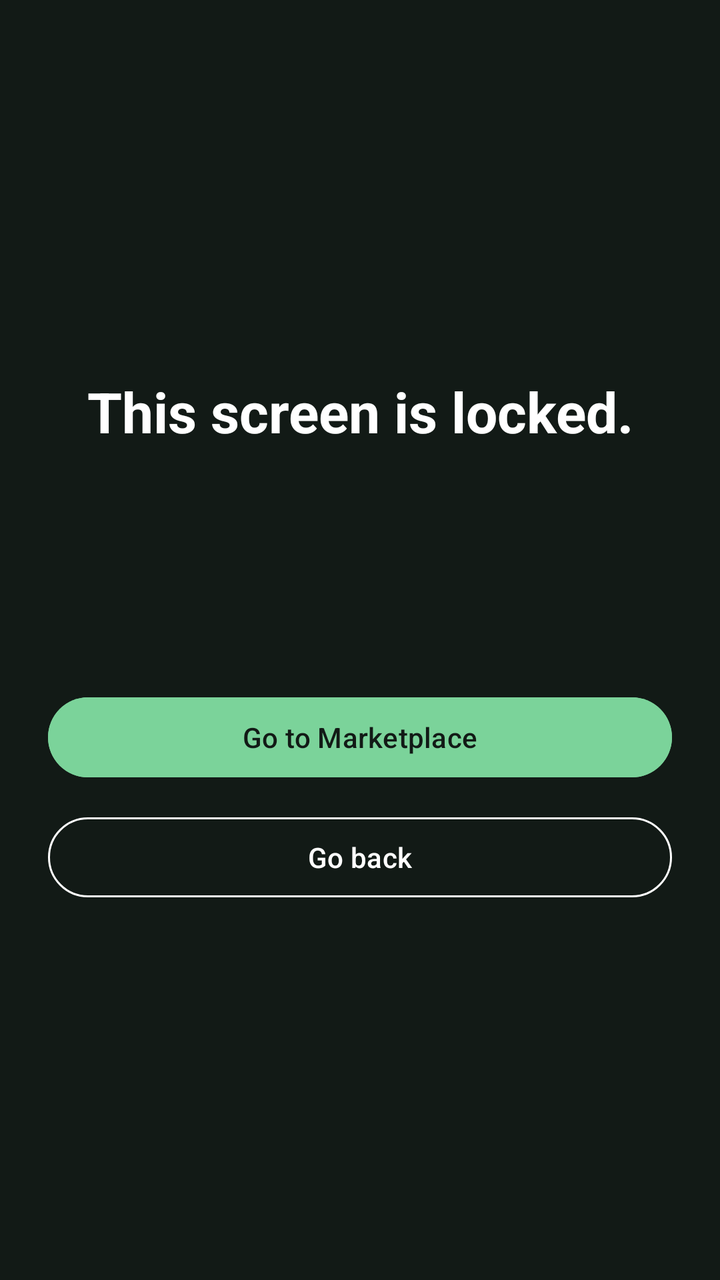
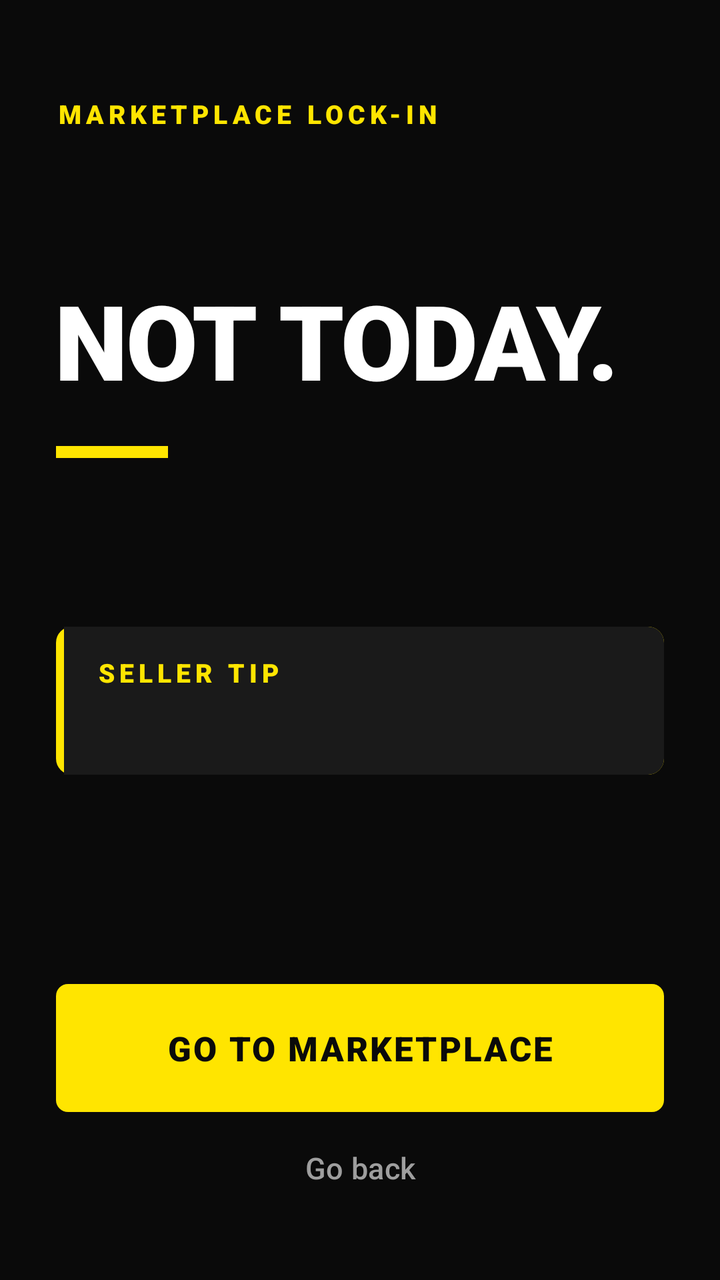

Before-and-after screenshots of an Android layout around one commit, followed by the original layout XML and the change that was made.
<!-- AndroidManifest.xml: application theme Theme.LockIn -->
<!-- res/layout/block_overlay.xml -->
<?xml version="1.0" encoding="utf-8"?>
<LinearLayout xmlns:android="http://schemas.android.com/apk/res/android"
    xmlns:app="http://schemas.android.com/apk/res-auto"
    android:layout_width="match_parent"
    android:layout_height="match_parent"
    android:background="@color/overlay_background"
    android:gravity="center"
    android:orientation="vertical"
    android:padding="@dimen/overlay_padding">

    <TextView
        android:layout_width="match_parent"
        android:layout_height="wrap_content"
        android:gravity="center"
        android:text="@string/overlay_title"
        android:textColor="@color/overlay_text"
        android:textSize="@dimen/overlay_title_size"
        android:textStyle="bold" />

    <TextView
        android:id="@+id/quote_text"
        android:layout_width="match_parent"
        android:layout_height="wrap_content"
        android:layout_marginTop="24dp"
        android:gravity="center"
        android:textColor="@color/overlay_quote"
        android:textSize="@dimen/overlay_quote_size" />

    <TextView
        android:id="@+id/tip_text"
        android:layout_width="match_parent"
        android:layout_height="wrap_content"
        android:layout_marginTop="16dp"
        android:gravity="center"
        android:textColor="@color/overlay_text" />

    <com.google.android.material.button.MaterialButton
        android:id="@+id/go_marketplace"
        android:layout_width="match_parent"
        android:layout_height="wrap_content"
        android:layout_marginTop="32dp"
        android:backgroundTint="@color/overlay_accent"
        android:text="@string/overlay_go_marketplace"
        android:textColor="@color/overlay_background" />

    <com.google.android.material.button.MaterialButton
        android:id="@+id/go_back"
        style="@style/Widget.Material3.Button.OutlinedButton"
        android:layout_width="match_parent"
        android:layout_height="wrap_content"
        android:layout_marginTop="12dp"
        android:text="@string/overlay_go_back"
        android:textColor="@color/overlay_text"
        app:strokeColor="@color/overlay_text" />
</LinearLayout>
<!-- resources referenced by this layout -->
<resources>
  <color name="overlay_accent">#FF7BD39A</color>
  <color name="overlay_background">#FF121A16</color>
  <color name="overlay_quote">#FFB8F0CC</color>
  <color name="overlay_text">#FFFFFFFF</color>
  <dimen name="overlay_padding">24dp</dimen>
  <dimen name="overlay_quote_size">22sp</dimen>
  <dimen name="overlay_title_size">28sp</dimen>
  <string name="overlay_title">This screen is locked.</string>
  <style name="Theme.LockIn" parent="Theme.Material3.Light.NoActionBar">
          <item name="colorPrimary">@color/brand_primary</item>
          <item name="colorOnPrimary">@color/overlay_text</item>
      </style>
  <color name="brand_primary">#FF1B6B3A</color>
  <!-- unchanged entries left out for length: 2 -->
</resources>

<!-- the commit's change to res/layout/block_overlay.xml (unified diff, before → after) -->
@@ -1,55 +1,112 @@
 <?xml version="1.0" encoding="utf-8"?>
 <LinearLayout xmlns:android="http://schemas.android.com/apk/res/android"
-    xmlns:app="http://schemas.android.com/apk/res-auto"
     android:layout_width="match_parent"
     android:layout_height="match_parent"
-    android:background="@color/overlay_background"
-    android:gravity="center"
+    android:background="@color/ink"
     android:orientation="vertical"
-    android:padding="@dimen/overlay_padding">
+    android:paddingStart="@dimen/overlay_padding"
+    android:paddingTop="48dp"
+    android:paddingEnd="@dimen/overlay_padding"
+    android:paddingBottom="32dp">
 
     <TextView
+        style="@style/LockIn.Label"
+        android:layout_width="wrap_content"
+        android:layout_height="wrap_content"
+        android:text="@string/app_label_caps" />
+
+    
+    <Space
+        android:layout_width="match_parent"
+        android:layout_height="0dp"
+        android:layout_weight="1" />
+
+    <LinearLayout
+        android:id="@+id/message_block"
         android:layout_width="match_parent"
         android:layout_height="wrap_content"
-        android:gravity="center"
-        android:text="@string/overlay_title"
-        android:textColor="@color/overlay_text"
-        android:textSize="@dimen/overlay_title_size"
-        android:textStyle="bold" />
+        android:orientation="vertical">
+
+        <TextView
+            android:id="@+id/headline_text"
+            style="@style/LockIn.Headline"
+            android:layout_width="match_parent"
+            android:layout_height="wrap_content"
+            android:text="@string/overlay_title" />
+
+        <View
+            android:layout_width="@dimen/accent_bar_width"
+            android:layout_height="@dimen/accent_bar_height"
+            android:layout_marginTop="20dp"
+            android:background="@drawable/accent_bar" />
+
+        <TextView
+            android:id="@+id/quote_text"
+            android:layout_width="match_parent"
+            android:layout_height="wrap_content"
+            android:layout_marginTop="20dp"
+            android:fontFamily="sans-serif-medium"
+            android:lineSpacingMultiplier="1.1"
+            android:textColor="@color/text_primary"
+            android:textSize="@dimen/overlay_quote_size" />
+
+        <LinearLayout
+            android:layout_width="match_parent"
+            android:layout_height="wrap_content"
+            android:layout_marginTop="32dp"
+            android:background="@drawable/tip_card_background"
+            android:orientation="vertical"
+            android:paddingStart="20dp"
+            android:paddingTop="14dp"
+            android:paddingEnd="16dp"
+            android:paddingBottom="16dp">
+
+            <TextView
+                style="@style/LockIn.Label"
+                android:layout_width="wrap_content"
+                android:layout_height="wrap_content"
+                android:text="@string/overlay_tip_label" />
+
+            <TextView
+                android:id="@+id/tip_text"
+                android:layout_width="match_parent"
+                android:layout_height="wrap_content"
+                android:layout_marginTop="6dp"
+                android:lineSpacingMultiplier="1.1"
+                android:textColor="@color/text_muted"
+                android:textSize="15sp" />
+        </LinearLayout>
+    </LinearLayout>
+
+    <Space
+        android:layout_width="match_parent"
+        android:layout_height="0dp"
+        android:layout_weight="1" />
 
     <TextView
-        android:id="@+id/quote_text"
+        android:id="@+id/count_text"
         android:layout_width="match_parent"
         android:layout_height="wrap_content"
-        android:layout_marginTop="24dp"
+        android:layout_marginBottom="12dp"
+        android:fontFamily="sans-serif-medium"
         android:gravity="center"
-        android:textColor="@color/overlay_quote"
-        android:textSize="@dimen/overlay_quote_size" />
-
-    <TextView
-        android:id="@+id/tip_text"
-        android:layout_width="match_parent"
-        android:layout_height="wrap_content"
-        android:layout_marginTop="16dp"
-        android:gravity="center"
-        android:textColor="@color/overlay_text" />
+        android:letterSpacing="0.08"
+        android:textAllCaps="true"
+        android:textColor="@color/text_muted"
+        android:textSize="12sp" />
 
     <com.google.android.material.button.MaterialButton
         android:id="@+id/go_marketplace"
+        style="@style/LockIn.Button.Primary"
         android:layout_width="match_parent"
         android:layout_height="wrap_content"
-        android:layout_marginTop="32dp"
-        android:backgroundTint="@color/overlay_accent"
-        android:text="@string/overlay_go_marketplace"
-        android:textColor="@color/overlay_background" />
+        android:text="@string/overlay_go_marketplace" />
 
     <com.google.android.material.button.MaterialButton
         android:id="@+id/go_back"
-        style="@style/Widget.Material3.Button.OutlinedButton"
+        style="@style/LockIn.Button.Text"
         android:layout_width="match_parent"
         android:layout_height="wrap_content"
-        android:layout_marginTop="12dp"
-        android:text="@string/overlay_go_back"
-        android:textColor="@color/overlay_text"
-        app:strokeColor="@color/overlay_text" />
+        android:layout_marginTop="4dp"
+        android:text="@string/overlay_go_back" />
 </LinearLayout>
<!-- resource entries referenced after the edit -->
@@ -1,18 +1,86 @@
 <!-- resources referenced by this layout -->
 <resources>
-  <color name="overlay_accent">#FF7BD39A</color>
-  <color name="overlay_background">#FF121A16</color>
-  <color name="overlay_quote">#FFB8F0CC</color>
-  <color name="overlay_text">#FFFFFFFF</color>
-  <dimen name="overlay_padding">24dp</dimen>
-  <dimen name="overlay_quote_size">22sp</dimen>
-  <dimen name="overlay_title_size">28sp</dimen>
-  <string name="overlay_title">This screen is locked.</string>
-  <style name="Theme.LockIn" parent="Theme.Material3.Light.NoActionBar">
-          <item name="colorPrimary">@color/brand_primary</item>
-          <item name="colorOnPrimary">@color/overlay_text</item>
+  <color name="ink">#FF0A0A0A</color>
+  <color name="text_muted">#FF9E9E9E</color>
+  <color name="text_primary">#FFFFFFFF</color>
+  <dimen name="accent_bar_height">6dp</dimen>
+  <dimen name="accent_bar_width">56dp</dimen>
+  <dimen name="overlay_padding">28dp</dimen>
+  <dimen name="overlay_quote_size">24sp</dimen>
+  <!-- drawable accent_bar (drawable) -->
+  <?xml version="1.0" encoding="utf-8"?>
+  <shape xmlns:android="http://schemas.android.com/apk/res/android" android:shape="rectangle">
+      <solid android:color="@color/accent" />
+  </shape>
+  <!-- drawable tip_card_background (drawable) -->
+  <?xml version="1.0" encoding="utf-8"?>
+  <layer-list xmlns:android="http://schemas.android.com/apk/res/android">
+      <item>
+          <shape android:shape="rectangle">
+              <solid android:color="@color/accent" />
+              <corners android:radius="8dp" />
+          </shape>
+      </item>
+      <item android:left="4dp">
+          <shape android:shape="rectangle">
+              <solid android:color="@color/surface" />
+              <corners android:topRightRadius="8dp" android:bottomRightRadius="8dp" />
+          </shape>
+      </item>
+  </layer-list>
+  <string name="app_label_caps">Marketplace Lock-In</string>
+  <string name="overlay_tip_label">Seller tip</string>
+  <string name="overlay_title">NOT TODAY.</string>
+  <style name="LockIn.Button.Primary" parent="Widget.Material3.Button">
+          <item name="android:minHeight">64dp</item>
+          <item name="android:insetTop">0dp</item>
+          <item name="android:insetBottom">0dp</item>
+          <item name="backgroundTint">@color/accent</item>
+          <item name="android:textColor">@color/on_accent</item>
+          <item name="android:textSize">17sp</item>
+          <item name="android:fontFamily">sans-serif-black</item>
+          <item name="android:letterSpacing">0.06</item>
+          <item name="android:textAllCaps">true</item>
+          <item name="cornerRadius">6dp</item>
       </style>
-  <color name="brand_primary">#FF1B6B3A</color>
+  <style name="LockIn.Button.Text" parent="Widget.Material3.Button.TextButton">
+          <item name="android:textColor">@color/text_muted</item>
+          <item name="android:textSize">15sp</item>
+          <item name="android:fontFamily">sans-serif-medium</item>
+          <item name="android:textAllCaps">false</item>
+      </style>
+  <style name="LockIn.Headline" parent="">
+          <item name="android:textColor">@color/text_primary</item>
+          <item name="android:textSize">52sp</item>
+          <item name="android:fontFamily">sans-serif-black</item>
+          <item name="android:letterSpacing">-0.02</item>
+          <item name="android:lineSpacingMultiplier">0.9</item>
+          <item name="android:includeFontPadding">false</item>
+      </style>
+  <style name="LockIn.Label" parent="">
+          <item name="android:textColor">@color/accent</item>
+          <item name="android:textSize">13sp</item>
+          <item name="android:fontFamily">sans-serif-black</item>
+          <item name="android:letterSpacing">0.18</item>
+          <item name="android:textAllCaps">true</item>
+      </style>
+  <style name="Theme.LockIn" parent="Theme.Material3.Dark.NoActionBar">
+          <item name="colorPrimary">@color/accent</item>
+          <item name="colorOnPrimary">@color/on_accent</item>
+          <item name="colorSecondary">@color/accent</item>
+          <item name="colorSurface">@color/ink</item>
+          <item name="colorOnSurface">@color/text_primary</item>
+          <item name="android:colorBackground">@color/ink</item>
+          <item name="android:windowBackground">@color/ink</item>
+          <item name="android:statusBarColor">@color/ink</item>
+          <item name="android:navigationBarColor">@color/ink</item>
+          <item name="android:textColorPrimary">@color/text_primary</item>
+          <item name="colorControlActivated">@color/accent</item>
+          <item name="android:textColorHighlight">#66FFE500</item>
+      </style>
+  <color name="accent">#FFFFE500</color>
+  <color name="surface">#FF1A1A1A</color>
+  <color name="on_accent">#FF0A0A0A</color>
   <!-- unchanged entries left out for length: 2 -->
 </resources>
 
